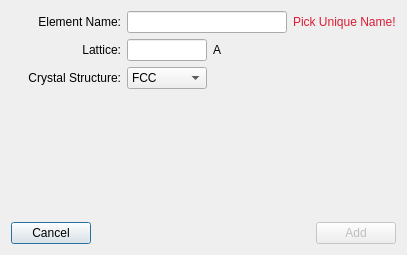
ornlneutronimaging/iBeatles, file src/iBeatles/ui/ui_addElement.ui: the form before one commit.
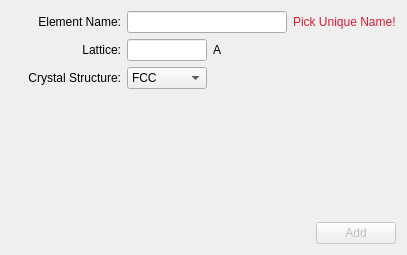
The form after the commit.

Commit message: moving add element ui to QDialog. this refs #88

What changed in the file:
```diff
--- a/src/iBeatles/ui/ui_addElement.ui
+++ b/src/iBeatles/ui/ui_addElement.ui
@@ -207,13 +207,6 @@
    </item>
    <item>
     <layout class="QHBoxLayout" name="horizontalLayout">
-     <item>
-      <widget class="QPushButton" name="cancel">
-       <property name="text">
-        <string>Cancel</string>
-       </property>
-      </widget>
-     </item>
      <item>
       <spacer name="horizontalSpacer">
        <property name="orientation">
```
Left out of the diff: 16 changed lines with no effect on the pictures. The commit also changes 1 other file.
